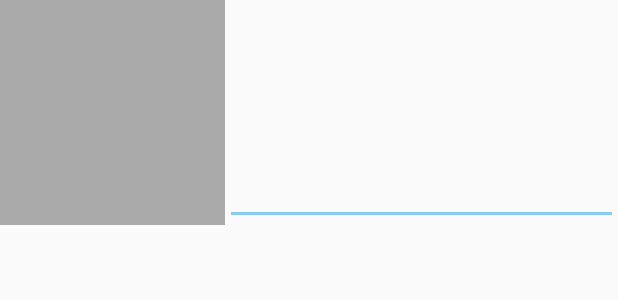
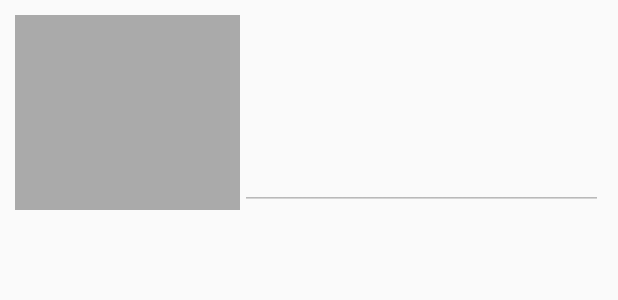
Before and after one commit to fabiogsantos/SinopseFilmes, an Android app: the layout view_listmovie.xml on its own in the app's theme, with its tools: preview values and no code run, on a phone screen of 412 x 824 dp. Shown: the top 300 px of the screen. Run offline under Robolectric (Android 15) with nearby library versions, the phone set to English and light mode, and no system bars.

Commit message:
complemento da implementação da lista de filmes

```diff
--- a/app/src/main/res/layout-sw480dp-land/activity_main.xml
+++ b/app/src/main/res/layout-sw480dp-land/activity_main.xml
@@ -65,14 +65,14 @@
             <TextView
                 android:id="@+id/textTitleListMovies"
                 android:layout_width="match_parent"
-                android:layout_height="20dp"
+                android:layout_height="25dp"
                 android:layout_marginEnd="8dp"
                 android:layout_marginLeft="8dp"
                 android:layout_marginRight="8dp"
                 android:layout_marginStart="8dp"
                 android:layout_marginTop="6dp"
                 android:layout_weight="1"
-                android:text="Lista de Filmes"
+                android:text="@string/titlelistmovie"
                 android:textSize="14sp"
                 app:layout_constraintHorizontal_bias="0.0"
                 app:layout_constraintLeft_toLeftOf="parent"
--- a/app/src/main/res/layout/view_listmovie.xml
+++ b/app/src/main/res/layout/view_listmovie.xml
@@ -2,7 +2,8 @@
 <RelativeLayout xmlns:android="http://schemas.android.com/apk/res/android"
     xmlns:app="http://schemas.android.com/apk/res-auto"
     android:layout_width="match_parent"
-    android:layout_height="150dp">
+    android:layout_height="150dp"
+    android:padding="10dp">
 
     <ImageView
         android:id="@+id/imageViewMovie"
@@ -25,7 +26,9 @@
         android:layout_toEndOf="@+id/imageViewMovie"
         android:layout_toRightOf="@+id/imageViewMovie"
         android:textColor="#2a2a3d"
-        android:textSize="16sp" />
+        android:textAlignment="textStart"
+        android:textStyle="bold"
+        android:textSize="20sp" />
 
     <EditText
         android:id="@+id/editTextSinopse"
@@ -37,8 +40,11 @@
         android:layout_toEndOf="@+id/imageViewMovie"
         android:layout_toRightOf="@+id/imageViewMovie"
         android:ems="10"
-        android:inputType="textCapWords|textMultiLine"
+        android:paddingBottom="2dp"
+        android:inputType="none"
+        android:ellipsize="end"
+        android:enabled="false"
         android:textColor="#525253"
-        android:textSize="14sp" />
+        android:textSize="18sp" />
 
 </RelativeLayout>
--- a/app/src/main/res/values/strings.xml
+++ b/app/src/main/res/values/strings.xml
@@ -10,4 +10,5 @@
     <string name="url_themoviedb_image_origin">http://image.tmdb.org/t/p/original</string>
     <string name="region">BR</string>
     <string name="sortlistmovie">popularity.desc</string>
+    <string name="titlelistmovie">Lista de Filmes</string>
 </resources>
```
Also changed, not shown: 1 other file.
